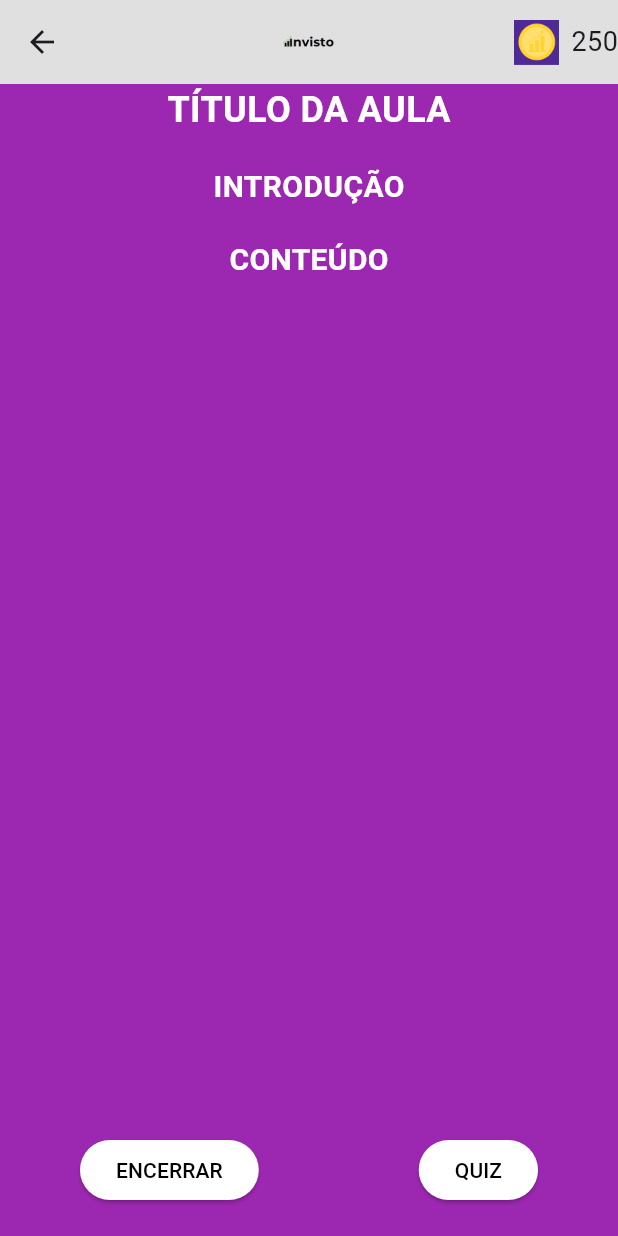
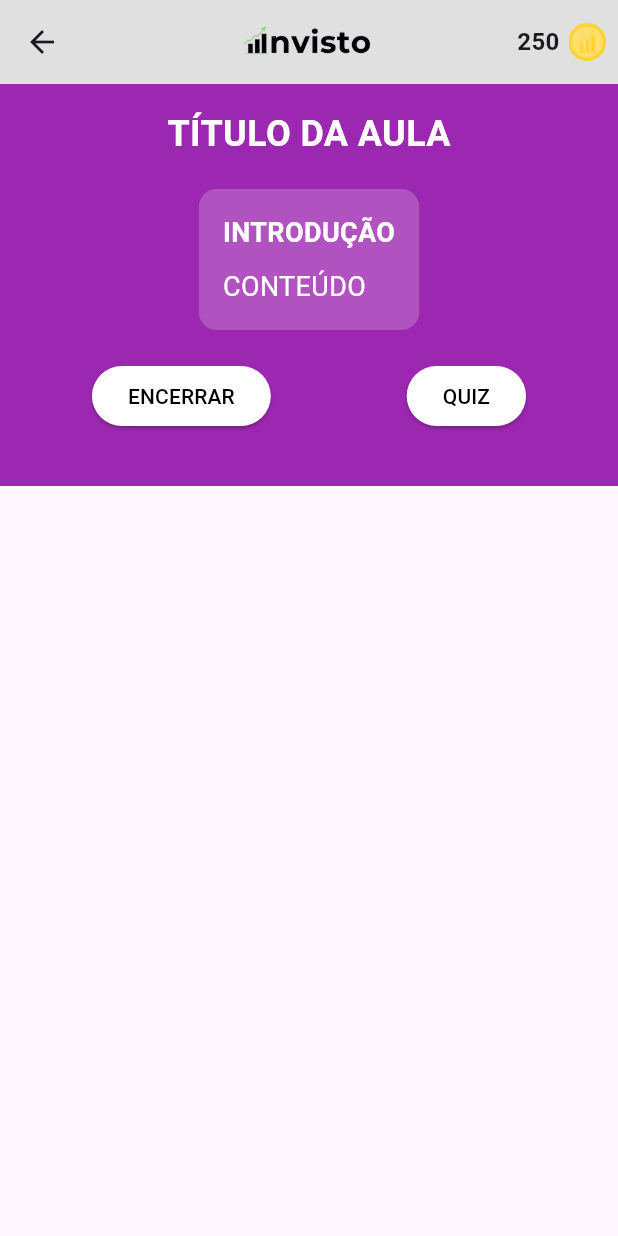
Before and after one commit to joao-ga/invisto_app, a Flutter app: the LessonScreen screen opened directly, on a phone screen of 412 x 824 dp. Run offline on Flutter 3.47's test engine with Material 3 defaults, Android fonts, the phone set to English and light mode, and no system bars; our stand-ins replace firebase_auth, firebase_core; accounts and stored records are empty; network calls fail; project files that could hold a hidden picture were left out.

Commit message:
Estilização lesson screen

```diff
--- a/lib/main.dart
+++ b/lib/main.dart
@@ -1,5 +1,6 @@
 import 'package:firebase_core/firebase_core.dart';
 import 'package:flutter/material.dart';
+import 'package:invisto_app/screens/lesson_screen.dart';
 import 'firebase_options.dart';
 import 'screens/login_screen.dart';
 
@@ -18,7 +19,7 @@ class MyApp extends StatelessWidget {
   Widget build(BuildContext context) {
     return MaterialApp(
       debugShowCheckedModeBanner: false,
-      home: LoginScreen(),
+      home: LessonScreen(),
     );
   }
 }
--- a/lib/screens/lesson_screen.dart
+++ b/lib/screens/lesson_screen.dart
@@ -16,6 +16,7 @@ class _LessonPageState extends State<LessonScreen> {
   String content = '';
   String subject = '';
   int qtdInvicoin = 250;
+
   @override
   void initState() {
     super.initState();
@@ -45,7 +46,6 @@ class _LessonPageState extends State<LessonScreen> {
         content = data['lesson']['content'];
         subject = data['lesson']['subject'];
       });
-
     } else {
       print("Erro ao carregar os dados.");
     }
@@ -64,7 +64,7 @@ class _LessonPageState extends State<LessonScreen> {
       body: json.encode({'uid': 'bJEL76Pa2BOIoHNfBH5YiyU6yYq2', 'coins': 50}),
     );
 
-    if(response.statusCode == 200) {
+    if (response.statusCode == 200) {
       ScaffoldMessenger.of(context).showSnackBar(
         SnackBar(content: Text('Você ganhou 50 Invicoins!')),
       );
@@ -73,7 +73,6 @@ class _LessonPageState extends State<LessonScreen> {
     }
   }
 
-  // Função para buscar o quiz referente ao subject
   Future<Map<String, dynamic>> fetchQuiz() async {
     final String baseUrl = Platform.isIOS
         ? 'http://localhost:5001/quizzes/quiz'
@@ -106,32 +105,40 @@ class _LessonPageState extends State<LessonScreen> {
         ),
         title: Image.asset(
           'assets/images/BlackSemFrase.png',
-          height: 40,
+          height: 100,
         ),
         centerTitle: true,
         actions: [
           Padding(
             padding: const EdgeInsets.only(right: 8.0),
-            child: Image.asset(
-              'assets/images/invicoin.png',
-              height: 30,
-              width: 30,
-            ),
-          ),
+            child: Row(
+              children: [
                 Text(
                   qtdInvicoin.toString(),
                   style: TextStyle(
-                fontSize: 18
+                    fontWeight: FontWeight.bold,
+                    fontSize: 16,
+                  ),
+                ),
+                SizedBox(width: 6),
+                Image.asset(
+                  'assets/images/invicoin.png',
+                  height: 25,
+                  width: 25,
+                ),
+              ],
             ),
           ),
         ],
         backgroundColor: Colors.grey[300],
       ),
-      body: Container(
+      body: SingleChildScrollView(
+        child: Container(
           color: Colors.purple,
           width: double.infinity,
+          padding: EdgeInsets.all(16),
           child: Column(
-          mainAxisAlignment: MainAxisAlignment.center,
+            crossAxisAlignment: CrossAxisAlignment.center,
             children: [
               Text(
                 title.isEmpty ? 'TÍTULO DA AULA' : title.toUpperCase(),
@@ -142,24 +149,35 @@ class _LessonPageState extends State<LessonScreen> {
                 ),
               ),
               SizedBox(height: 20),
+              Container(
+                padding: EdgeInsets.all(16),
+                decoration: BoxDecoration(
+                  color: Colors.white.withOpacity(0.2),
+                  borderRadius: BorderRadius.circular(12),
+                ),
+                child: Column(
+                  crossAxisAlignment: CrossAxisAlignment.start,
+                  children: [
                     Text(
-              introduction.isEmpty ? 'INTRODUÇÃO' : introduction.toUpperCase(),
+                      introduction.isEmpty ? 'INTRODUÇÃO' : introduction,
                       style: TextStyle(
                         color: Colors.white,
-                fontSize: 20,
+                        fontSize: 18,
                         fontWeight: FontWeight.bold,
                       ),
                     ),
-            SizedBox(height: 20),
+                    SizedBox(height: 10),
                     Text(
-              content.isEmpty ? 'CONTEÚDO' : content.toUpperCase(),
+                      content.isEmpty ? 'CONTEÚDO' : content,
                       style: TextStyle(
                         color: Colors.white,
-                fontSize: 20,
-                fontWeight: FontWeight.bold,
+                        fontSize: 18,
                       ),
                     ),
-            Spacer(),
+                  ],
+                ),
+              ),
+              SizedBox(height: 20),
               Row(
                 mainAxisAlignment: MainAxisAlignment.spaceAround,
                 children: [
@@ -200,13 +218,13 @@ class _LessonPageState extends State<LessonScreen> {
                       ),
                     ),
                   ),
-
                 ],
               ),
               SizedBox(height: 20),
             ],
           ),
         ),
+      ),
     );
   }
 }
```
Also changed, not shown: assets/images/invicoin.png. Lines whose indentation alone changed are shown as unchanged.
